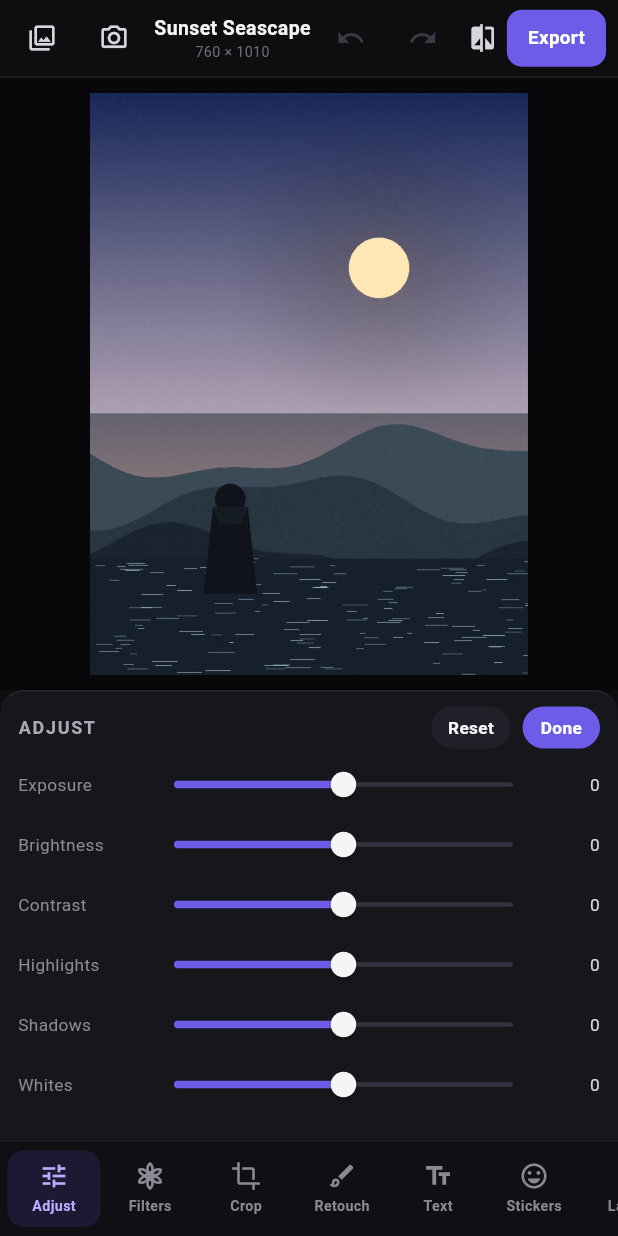
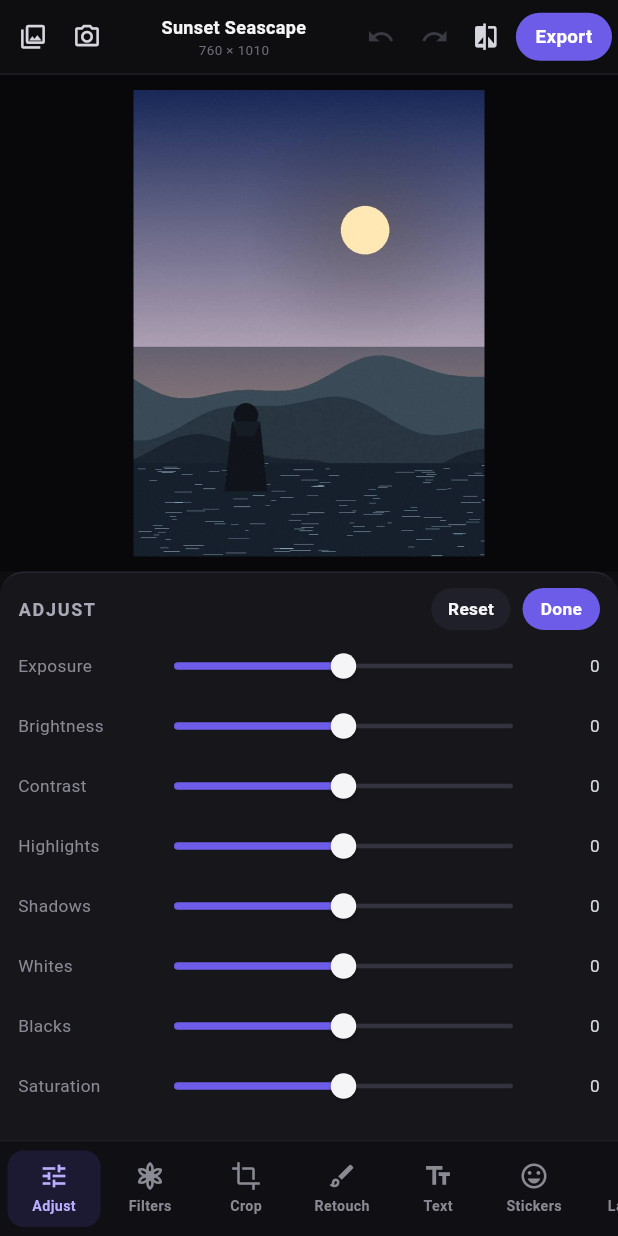
Before and after one commit to dennysonkusale-png/lumen-app, a Flutter app: the screen it shows after launch, after a tap on "Adjust", on a phone screen of 412 x 824 dp. Run offline on Flutter 3.47's test engine with Material 3 defaults, Android fonts, the phone set to English and light mode, and no system bars; our stand-ins replace image_picker, share_plus.

Commit message:
Fix: layers clipped by bounded saveLayer, pan not clamped, top bar overflow, short sticker sheet

```diff
--- a/lib/main.dart
+++ b/lib/main.dart
@@ -134,24 +134,31 @@ class _EditorScreenState extends State<EditorScreen> {
   }
 
   Widget _buildTopBar() {
+    Widget icon(IconData data, VoidCallback? onTap, {Color? color}) {
+      return SizedBox(
+        width: 36,
+        height: 36,
+        child: IconButton(
+          onPressed: onTap,
+          icon: Icon(data, size: 19),
+          padding: EdgeInsets.zero,
+          constraints: const BoxConstraints.tightFor(width: 36, height: 36),
+          color: color ?? const Color(0xFFD6D6DE),
+          disabledColor: const Color(0xFF3A3A45),
+        ),
+      );
+    }
+
     return Container(
-      height: 52,
+      height: 50,
       padding: const EdgeInsets.symmetric(horizontal: 4),
       decoration: const BoxDecoration(
         border: Border(bottom: BorderSide(color: Color(0xFF1D1D24))),
       ),
       child: Row(
         children: <Widget>[
-          IconButton(
-            onPressed: () => _pick(ImageSource.gallery),
-            icon: const Icon(Icons.photo_library_outlined, size: 20),
-            color: const Color(0xFFD6D6DE),
-          ),
-          IconButton(
-            onPressed: () => _pick(ImageSource.camera),
-            icon: const Icon(Icons.photo_camera_outlined, size: 20),
-            color: const Color(0xFFD6D6DE),
-          ),
+          icon(Icons.photo_library_outlined, () => _pick(ImageSource.gallery)),
+          icon(Icons.photo_camera_outlined, () => _pick(ImageSource.camera)),
           Expanded(
             child: Column(
               mainAxisAlignment: MainAxisAlignment.center,
@@ -160,27 +167,18 @@ class _EditorScreenState extends State<EditorScreen> {
                   c.project.name,
                   maxLines: 1,
                   overflow: TextOverflow.ellipsis,
-                  style: const TextStyle(fontSize: 13, fontWeight: FontWeight.w600),
+                  textAlign: TextAlign.center,
+                  style: const TextStyle(fontSize: 12, fontWeight: FontWeight.w600),
                 ),
                 Text(
                   '${c.project.docW} × ${c.project.docH}',
-                  style: const TextStyle(fontSize: 9.5, color: Color(0xFF71717E)),
+                  style: const TextStyle(fontSize: 9, color: Color(0xFF71717E)),
                 ),
               ],
             ),
           ),
-          IconButton(
-            onPressed: c.canUndo ? c.undo : null,
-            icon: const Icon(Icons.undo, size: 20),
-            color: const Color(0xFFD6D6DE),
-            disabledColor: const Color(0xFF3A3A45),
-          ),
-          IconButton(
-            onPressed: c.canRedo ? c.redo : null,
-            icon: const Icon(Icons.redo, size: 20),
-            color: const Color(0xFFD6D6DE),
-            disabledColor: const Color(0xFF3A3A45),
-          ),
+          icon(Icons.undo, c.canUndo ? c.undo : null),
+          icon(Icons.redo, c.canRedo ? c.redo : null),
           GestureDetector(
             onLongPressStart: (_) {
               c.compare = true;
@@ -190,14 +188,29 @@ class _EditorScreenState extends State<EditorScreen> {
               c.compare = false;
               setState(() {});
             },
-            child: const Padding(
-              padding: EdgeInsets.symmetric(horizontal: 6),
-              child: Icon(Icons.compare_outlined, size: 20, color: Color(0xFFD6D6DE)),
+            child: const SizedBox(
+              width: 32,
+              height: 36,
+              child: Icon(Icons.compare_outlined, size: 19, color: Color(0xFFD6D6DE)),
             ),
           ),
           Padding(
-            padding: const EdgeInsets.only(right: 4),
-            child: PillButton(label: 'Export', primary: true, onTap: _openExport),
+            padding: const EdgeInsets.only(left: 4),
+            child: GestureDetector(
+              onTap: _openExport,
+              child: Container(
+                height: 32,
+                padding: const EdgeInsets.symmetric(horizontal: 13),
+                alignment: Alignment.center,
+                decoration: BoxDecoration(
+                  color: kAccent,
+                  borderRadius: BorderRadius.circular(16),
+                ),
+                child: const Text('Export',
+                    style: TextStyle(
+                        fontSize: 12.5, fontWeight: FontWeight.w600, color: Colors.white)),
+              ),
+            ),
           ),
         ],
       ),
@@ -212,6 +225,7 @@ class _EditorScreenState extends State<EditorScreen> {
           WidgetsBinding.instance.addPostFrameCallback((_) {
             if (!mounted) return;
             c.viewport = size;
+            _clampPan();
             c.refresh(force: true);
           });
         }
@@ -268,6 +282,7 @@ class _EditorScreenState extends State<EditorScreen> {
       c.zoom = clampDouble(_startZoom * details.scale, 0.6, 10);
       c.panX = _startPan.dx + (details.localFocalPoint.dx - _startFocal.dx);
       c.panY = _startPan.dy + (details.localFocalPoint.dy - _startFocal.dy);
+      _clampPan();
       c.refresh();
       return;
     }
@@ -287,6 +302,7 @@ class _EditorScreenState extends State<EditorScreen> {
     }
     c.panX = _startPan.dx + (details.localFocalPoint.dx - _startFocal.dx);
     c.panY = _startPan.dy + (details.localFocalPoint.dy - _startFocal.dy);
+    _clampPan();
     c.refresh();
   }
 
@@ -294,6 +310,22 @@ class _EditorScreenState extends State<EditorScreen> {
     if (c.tool == 'retouch') c.endStroke();
     _dragLayer = null;
     _dragLayerStart = null;
+  }
+
+  /// Keeps the photo from being dragged off the viewport.
+  void _clampPan() {
+    final double s = c.viewScale;
+    final double w = c.docW * s;
+    final double h = c.docH * s;
+    const double slack = 28;
+    final double maxX = w <= c.viewport.width
+        ? slack
+        : math.max(slack, (w - c.viewport.width) / 2 + slack);
+    final double maxY = h <= c.viewport.height
+        ? slack
+        : math.max(slack, (h - c.viewport.height) / 2 + slack);
+    c.panX = clampDouble(c.panX, -maxX, maxX);
+    c.panY = clampDouble(c.panY, -maxY, maxY);
   }
 
   Layer? _hitLayer(Offset local) {
@@ -339,8 +371,10 @@ class _EditorScreenState extends State<EditorScreen> {
       default:
         body = const SizedBox.shrink();
     }
+    final double sheetHeight =
+        math.min(430, math.max(300, MediaQuery.of(context).size.height * 0.46));
     return Container(
-      height: 300,
+      height: sheetHeight,
       padding: const EdgeInsets.fromLTRB(12, 10, 12, 10),
       decoration: const BoxDecoration(
         color: kPanel,
--- a/lib/pipeline.dart
+++ b/lib/pipeline.dart
@@ -452,12 +452,19 @@ void drawLayers(ui.Canvas canvas, Project project, double scale) {
     canvas.save();
     canvas.translate(layer.x * w, layer.y * h);
     canvas.rotate(layer.rotation * math.pi / 180.0);
-    final ui.Paint layerPaint = ui.Paint()
-      ..blendMode = blendByIndex(layer.blendIndex)
-      ..color = ui.Color.fromARGB((clampDouble(layer.opacity, 0, 1) * 255).round(), 255, 255, 255);
     final ui.Rect rect =
         ui.Rect.fromCenter(center: ui.Offset.zero, width: layer.w * w, height: layer.h * h);
-    canvas.saveLayer(rect, layerPaint);
+    // Only pay for an offscreen layer when opacity or blending needs one, and
+    // pass null bounds: a bounded saveLayer clips shapes, stickers and text
+    // descenders that reach past the layer box.
+    final bool needsLayer = layer.opacity < 0.999 || layer.blendIndex != 0;
+    if (needsLayer) {
+      final ui.Paint layerPaint = ui.Paint()
+        ..blendMode = blendByIndex(layer.blendIndex)
+        ..color = ui.Color.fromARGB(
+            (clampDouble(layer.opacity, 0, 1) * 255).round(), 255, 255, 255);
+      canvas.saveLayer(null, layerPaint);
+    }
     switch (layer.type) {
       case LayerType.text:
         _drawText(canvas, layer, h);
@@ -469,7 +476,7 @@ void drawLayers(ui.Canvas canvas, Project project, double scale) {
         _drawShape(canvas, layer, rect);
         break;
     }
-    canvas.restore();
+    if (needsLayer) canvas.restore();
     canvas.restore();
   }
 }
```
